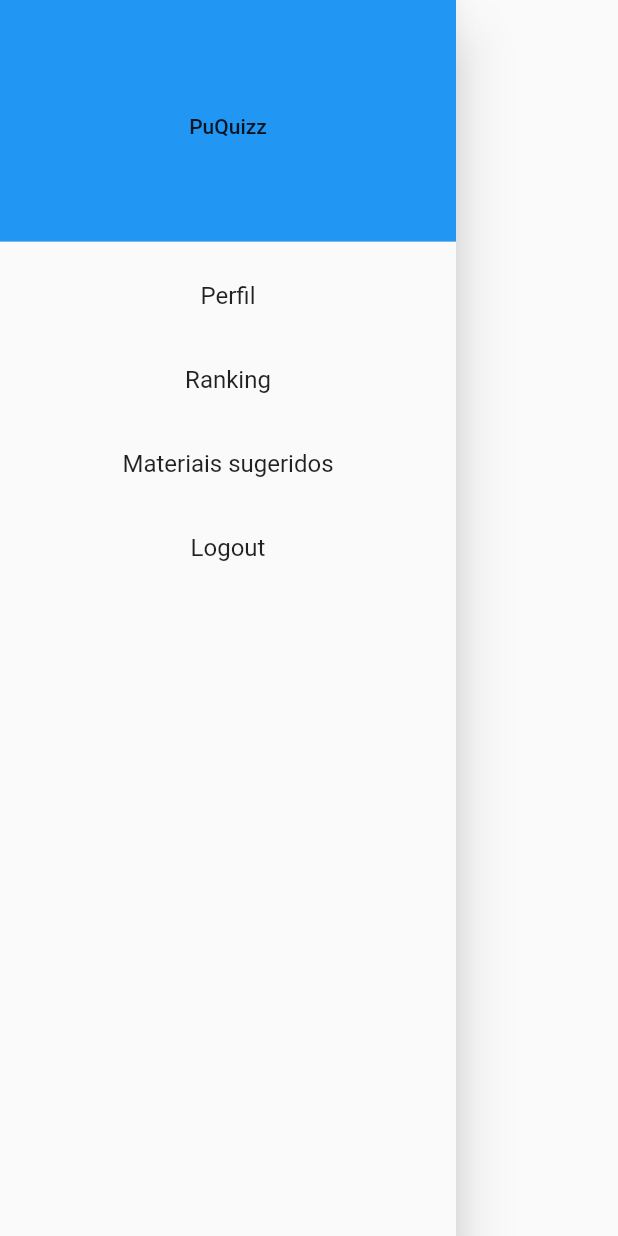
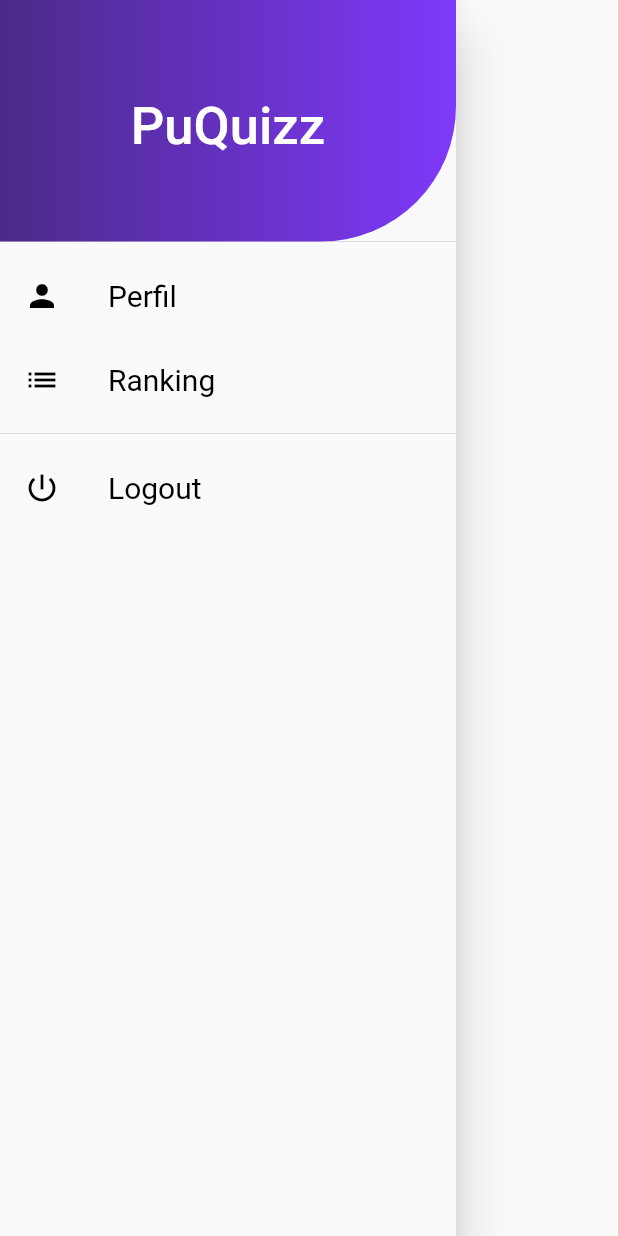
Before and after one commit to eliasfpaiva/si_teste, a Flutter app: what getDrawer() shows on an empty page, opened directly, on a phone screen of 412 x 824 dp. Run offline on Flutter 3.47's test engine with Material 2 defaults, Android fonts, the phone set to English and light mode, and no system bars; our stand-ins replace auto_size_text, share, splashscreen; network calls fail.

Commit message:
Ajustes no menu Drawer - OS.:26

```diff
--- a/lib/views/views/tLogin.dart
+++ b/lib/views/views/tLogin.dart
@@ -67,7 +67,7 @@ class TLogin extends StatelessWidget {
                 color: Colors.white,
               ),
             ),
-            new Text(
+            Text(
               'PuQuizz',
               style: new TextStyle(fontSize: 35.0, color: Colors.white),
             )
--- a/lib/views/widgets/components.dart
+++ b/lib/views/widgets/components.dart
@@ -1,63 +1,33 @@
 import 'package:flutter/cupertino.dart';
 import 'package:flutter/material.dart';
-import 'package:si_teste/views/views/tUser.dart';
-import 'package:si_teste/views/views/tRanking.dart';
-import 'package:si_teste/views/views/tMaterialApoio.dart';
 class Components {
 
   static Widget _drawer;
 
   static Widget getDrawer(context){
-    if(true) {
+    if(_drawer == null) {
       _drawer = Drawer(
         child: ListView(
           children: <Widget>[
             DrawerHeader(
               child: Center(
                 child:
-                Text('PuQuizz'),
+                Text(
+                  'PuQuizz',
+                  style: TextStyle(fontSize: 35.0, color: Colors.white),
+                ),
               ),
               decoration: BoxDecoration(
-                color: Colors.blue,
+                gradient: LinearGradient(colors: [Color(0xFF4c2a88), Color(0xFF7f39fb)]),
+                borderRadius: BorderRadius.only(bottomRight: Radius.circular(90)),
               ),
             ),
+            _getListTile(context, 'Perfil', '/Login/Perfil', Icons.person),
+            _getListTile(context, 'Ranking', '/Login/Ranking', Icons.list),
+            Divider(),
             ListTile(
-              title: Text('Perfil',
-              textAlign: TextAlign.center,
-              ),
-              onTap: () {
-                Navigator.push(
-                context,
-                MaterialPageRoute(builder: (context) => TUser()),
-              );
-              },
-            ),
-            ListTile(
-              title: Text('Ranking',
-                textAlign: TextAlign.center,
-              ),
-              onTap: () {
-                Navigator.push(
-                context,
-                MaterialPageRoute(builder: (context) => TRanking()),
-              );
-              },
-            ),
-            ListTile(
-              title: Text('Materiais sugeridos',
-                textAlign: TextAlign.center,
-              ),
-              onTap: () {
-                Navigator.push(
-                context,
-                MaterialPageRoute(builder: (context) => TMaterial()),
-              );
-              },
-            ),
-            ListTile(
-              title: Text('Logout',
-                textAlign: TextAlign.center,
-              ),
+              title: _getDrawerText('Logout', Colors.black),
+              leading: Icon(Icons.power_settings_new, color: Colors.black,),
               onTap: () {
                 //Chamada da tela
                 Navigator.pushNamedAndRemoveUntil(context, "/Login", (route) => false);
@@ -70,9 +40,24 @@ class Components {
     return _drawer;
   }
 
+  static Text _getDrawerText(texto, cor) {
+    return Text(
+      texto,
+      style: TextStyle(fontSize: 20.0, color: cor),
+    );
+  }
+
+  static ListTile _getListTile(context, texto, rota, icone) {
+    return ListTile(
+      title: _getDrawerText(texto, Colors.black),
+      leading: Icon(icone, color: Colors.black,),
+      onTap: () => Navigator.pushNamed(context, rota),
+    );
+  }
+
   static Widget getAppBar(tela){
     return AppBar(
-      title: Text('$tela'),
+      title: _getDrawerText('$tela', Colors.white),
     );
   }
 
```
Also changed, not shown: lib/main.dart (+5 -2 lines).
